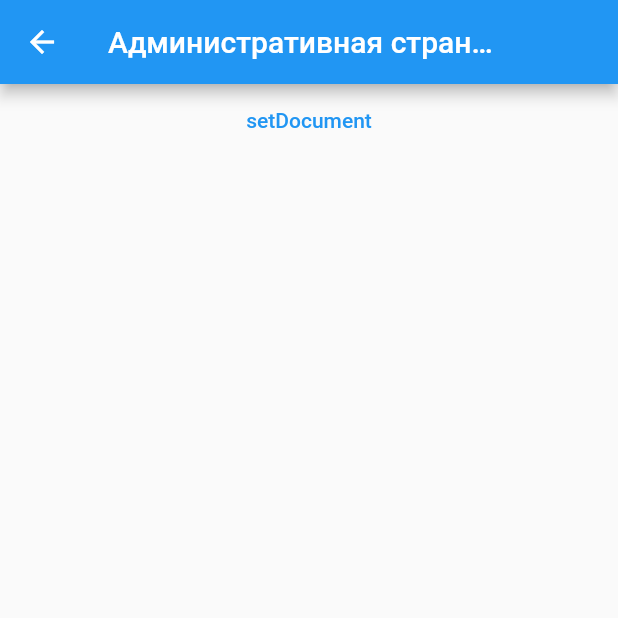
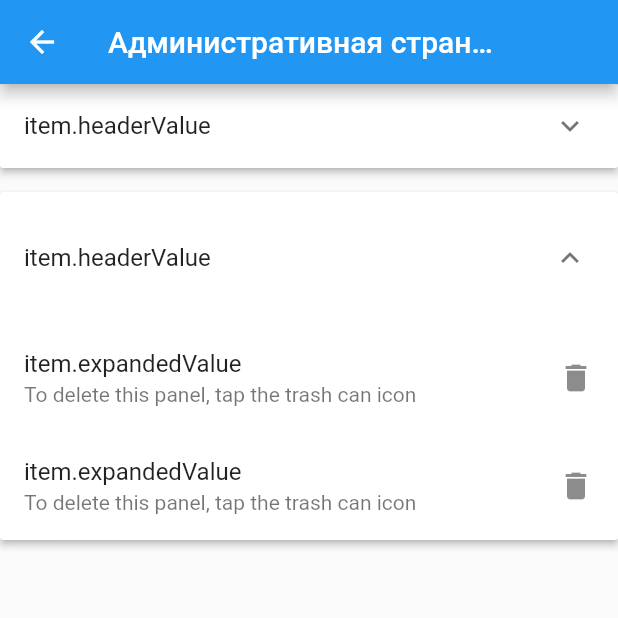
Before and after one commit to TimurKarev/eti_crm_app, a Flutter app: the MyPage screen opened directly, on a phone screen of 412 x 824 dp, the top half of it. Run offline on Flutter 3.47's test engine with Material 2 defaults, Android fonts, the phone set to English and light mode, and no system bars; our stand-ins replace cloud_firestore, firebase_auth, flutter_riverpod; accounts and stored records are empty.

Commit message:
view cl in progress

```diff
--- a/lib/models/cloudfirestore_patterns/order_config_pattern.dart
+++ b/lib/models/cloudfirestore_patterns/order_config_pattern.dart
@@ -61,18 +61,21 @@ class OrderConfigPattern {
         "points": [
           {
             'variant_index': 'four_choice_variants',
+            'comment': '',
             "type": "choice",
             'value': 'unchecked',
             "label": "Соответствие компановке",
           },
           {
             'variant_index': 'four_choice_variants',
+            'comment': '',
             "type": "choice",
             "label": "АСЧ",
             'value': 'unchecked',
           },
           {
             'variant_index': 'four_choice_variants',
+            'comment': '',
             "type": "choice",
             'value': 'unchecked',
             "label": "Тех задание"
@@ -84,42 +87,49 @@ class OrderConfigPattern {
         "points": [
           {
             'variant_index': 'four_choice_variants',
+            'comment': '',
             "type": "choice",
             'value': 'unchecked',
             "label": "Проверка металлоизделий"
           },
           {
             'variant_index': 'four_choice_variants',
+            'comment': '',
             "type": "choice",
             'value': 'unchecked',
             "label": "Цветовая гамма металлоконструкций"
           },
           {
             'variant_index': 'four_choice_variants',
+            'comment': '',
             "type": "choice",
             'value': 'unchecked',
             "label": "Проверка закладных"
           },
           {
             'variant_index': 'four_choice_variants',
+            'comment': '',
             "type": "choice",
             'value': 'unchecked',
             "label": "Проверка комплектующих"
           },
           {
             'variant_index': 'four_choice_variants',
+            'comment': '',
             "type": "choice",
             'value': 'unchecked',
             "label": "Наличие замков"
           },
           {
             'variant_index': 'four_choice_variants',
+            'comment': '',
             "type": "choice",
             'value': 'unchecked',
             "label": "Наличие рымов"
           },
           {
             'variant_index': 'four_choice_variants',
+            'comment': '',
             "type": "choice",
             'value': 'unchecked',
             "label": "Наличие дверей"
@@ -132,12 +142,14 @@ class OrderConfigPattern {
         "points": [
           {
             'variant_index': 'four_choice_variants',
+            'comment': '',
             "type": "choice",
             'value': 'unchecked',
             "label": "Закладные элементы на основания модуля"
           },
           {
             'variant_index': 'four_choice_variants',
+            'comment': '',
             "type": "choice",
             'value': 'unchecked',
             "label": "Закладные элементы на стены модуля"
@@ -150,12 +162,14 @@ class OrderConfigPattern {
         "points": [
           {
             'variant_index': 'four_choice_variants',
+            'comment': '',
             "type": "choice",
             'value': 'unchecked',
             "label": "Проверка опалубки"
           },
           {
             'variant_index': 'four_choice_variants',
+            'comment': '',
             "type": "choice",
             'value': 'unchecked',
             "label": "Качество бетонной смеси"
@@ -167,24 +181,28 @@ class OrderConfigPattern {
         "points": [
           {
             'variant_index': 'four_choice_variants',
+            'comment': '',
             "type": "choice",
             'value': 'unchecked',
             "label": "Наплавление изопласта"
           },
           {
             'variant_index': 'four_choice_variants',
+            'comment': '',
             "type": "choice",
             'value': 'unchecked',
             "label": "Отделка"
           },
           {
             'variant_index': 'four_choice_variants',
+            'comment': '',
             "type": "choice",
             'value': 'unchecked',
             "label": "Наличие освещения"
           },
           {
             'variant_index': 'four_choice_variants',
+            'comment': '',
             "type": "choice",
             'value': 'unchecked',
             "label": "Контур заземления"
@@ -197,12 +215,14 @@ class OrderConfigPattern {
         "points": [
           {
             'variant_index': 'four_choice_variants',
+            'comment': '',
             "type": "choice",
             'value': 'unchecked',
             "label": "Линейные размеры"
           },
           {
             'variant_index': 'four_choice_variants',
+            'comment': '',
             "type": "choice",
             'value': 'unchecked',
             "label": "Диагональные размеры"
@@ -215,18 +235,21 @@ class OrderConfigPattern {
         "points": [
           {
             'variant_index': 'four_choice_variants',
+            'comment': '',
             "type": "choice",
             'value': 'unchecked',
             "label": "Для контура заземлений"
           },
           {
             'variant_index': 'four_choice_variants',
+            'comment': '',
             "type": "choice",
             'value': 'unchecked',
             "label": "Для вводов кабелей"
           },
           {
             'variant_index': 'four_choice_variants',
+            'comment': '',
             "type": "choice",
             'value': 'unchecked',
             "label": "Для прокладки межблочный соединений"
@@ -239,18 +262,21 @@ class OrderConfigPattern {
         "points": [
           {
             'variant_index': 'four_choice_variants',
+            'comment': '',
             "type": "choice",
             'value': 'unchecked',
             "label": "Закладные элементы на основания модуля"
           },
           {
             'variant_index': 'four_choice_variants',
+            'comment': '',
             "type": "choice",
             'value': 'unchecked',
             "label": "Закладные элементы на стены модуля"
           },
           {
             'variant_index': 'four_choice_variants',
+            'comment': '',
             "type": "choice",
             'value': 'unchecked',
             "label": "Закладные элементы на крышу модуля"
@@ -263,12 +289,14 @@ class OrderConfigPattern {
         "points": [
           {
             'variant_index': 'four_choice_variants',
+            'comment': '',
             "type": "choice",
             'value': 'unchecked',
             "label": "Проверка опалубки"
           },
           {
             'variant_index': 'four_choice_variants',
+            'comment': '',
             "type": "choice",
             'value': 'unchecked',
             "label": "Качество бетонной смеси"
@@ -281,12 +309,14 @@ class OrderConfigPattern {
         "points": [
           {
             'variant_index': 'four_choice_variants',
+            'comment': '',
             "type": "choice",
             'value': 'unchecked',
             "label": "Линейные размеры"
           },
           {
             'variant_index': 'four_choice_variants',
+            'comment': '',
             "type": "choice",
             'value': 'unchecked',
             "label": "Диагональные размеры"
@@ -299,18 +329,21 @@ class OrderConfigPattern {
         "points": [
           {
             'variant_index': 'four_choice_variants',
+            'comment': '',
             "type": "choice",
             'value': 'unchecked',
             "label": "Для контура заземлений"
           },
           {
             'variant_index': 'four_choice_variants',
+            'comment': '',
             "type": "choice",
             'value': 'unchecked',
             "label": "Для вводов кабелей"
           },
           {
             'variant_index': 'four_choice_variants',
+            'comment': '',
             "type": "choice",
             'value': 'unchecked',
             "label": "Для прокладки межблочный соединений"
@@ -322,30 +355,35 @@ class OrderConfigPattern {
         "points": [
           {
             'variant_index': 'four_choice_variants',
+            'comment': '',
             "type": "choice",
             'value': 'unchecked',
             "label": "Вторичные отделочные работы"
           },
           {
             'variant_index': 'four_choice_variants',
+            'comment': '',
             "type": "choice",
             'value': 'unchecked',
             "label": "Малярные работы"
           },
           {
             'variant_index': 'four_choice_variants',
+            'comment': '',
             "type": "choice",
             'value': 'unchecked',
             "label": "Штукатурные работы"
           },
           {
             'variant_index': 'four_choice_variants',
+            'comment': '',
             "type": "choice",
             'value': 'unchecked',
             "label": "Цветовая гамма фасада"
           },
           {
             'variant_index': 'four_choice_variants',
+            'comment': '',
             "type": "choice",
             'value': 'unchecked',
             "label": "Шумоизоляция"
@@ -357,18 +395,21 @@ class OrderConfigPattern {
         "points": [
           {
             'variant_index': 'four_choice_variants',
+            'comment': '',
             "type": "choice",
             'value': 'unchecked',
             "label": "Соответствие с АСЧ и чертежами"
           },
           {
             'variant_index': 'four_choice_variants',
+            'comment': '',
             "type": "choice",
             'value': 'unchecked',
             "label": "Проверка надписей"
           },
           {
             'variant_index': 'four_choice_variants',
+            'comment': '',
             "type": "choice",
             'value': 'unchecked',
             "label": "Паспорные таблички на дверях"
@@ -380,24 +421,28 @@ class OrderConfigPattern {
         "points": [
           {
             'variant_index': 'four_choice_variants',
+            'comment': '',
             "type": "choice",
             'value': 'unchecked',
             "label": "Наличие контура"
           },
           {
             'variant_index': 'four_choice_variants',
+            'comment': '',
             "type": "choice",
             'value': 'unchecked',
             "label": "Проверка сварочных швов"
           },
           {
             'variant_index': 'four_choice_variants',
+            'comment': '',
             "type": "choice",
             'value': 'unchecked',
             "label": "Покраска контура заземления"
           },
           {
             'variant_index': 'four_choice_variants',
+            'comment': '',
             "type": "choice",
             'value': 'unchecked',
             "label": "Наличие переносного заземления"
--- a/lib/ui/my_page.dart
+++ b/lib/ui/my_page.dart
@@ -1,18 +1,20 @@
 import 'package:eti_crm_app/models/cloudfirestore_patterns/order_config_pattern.dart';
 import 'package:eti_crm_app/providers/providers.dart';
 import 'package:eti_crm_app/services/firestore_path.dart';
+import 'package:flutter/cupertino.dart';
 import 'package:flutter/material.dart';
 import 'package:flutter_riverpod/flutter_riverpod.dart';
 
-class MyPage extends ConsumerWidget {
+class MyPage extends StatefulWidget {
   @override
-  Widget build(BuildContext context, watch) {
-    final userViewModel = watch(userViewModelProvider);
-    // AsyncValue<Map<String, List<String>>> val = watch(
-    //     cloudFirebaseServiceChecklistTableProvider(arg
-    //         ));
-    //final AsyncValue<List<String>> asyncOrderList = watch(orderListStreamProvider);
-   // asyncOrderList.whenData((value) => print(value.toString()));
+  _MyPageState createState() => _MyPageState();
+}
+
+class _MyPageState extends State<MyPage> {
+  @override
+  Widget build(BuildContext context) {
+    final userViewModel = context.read(userViewModelProvider);
+
     return Scaffold(
       appBar: AppBar(
         title: Text("Административная страница"),
@@ -25,19 +27,20 @@ class MyPage extends ConsumerWidget {
           )
         ],
       ),
-      body: Column(
-        children: [
-          userViewModel.userModel.roles.isEmpty
-              ? Container()
-              : Text('${userViewModel.userModel.roles.toString()}'),
-          TextButton(
-            onPressed: () {
-              _setDocument(context);
-            },
-            child: Text('setDocument'),
-          ),
-        ],
-      ),
+      // body: Column(
+      //   children: [
+      //     userViewModel.userModel.roles.isEmpty
+      //         ? Container()
+      //         : Text('${userViewModel.userModel.roles.toString()}'),
+      //     TextButton(
+      //       onPressed: () {
+      //         _setDocument(context);
+      //       },
+      //       child: Text('setDocument'),
+      //     ),
+      //   ],
+      // ),
+      body: SingleChildScrollView(child: Container(child: _buildPanel())),
     );
   }
 
@@ -49,4 +52,52 @@ class MyPage extends ConsumerWidget {
         path: FirestorePath.checklist_pattern('bm_checklist'),
         data: OrderConfigPattern.bmChecklistConfig);
   }
+
+  Widget _buildPanel() {
+    return ExpansionPanelList(
+      expansionCallback: (int index, bool isExpanded) {
+        setState(() {});
+      },
+      children: [
+        ExpansionPanel(
+          headerBuilder: (BuildContext context, bool isExpanded) {
+            return ListTile(
+              title: Text('item.headerValue'),
+            );
+          },
+          body: ListTile(
+              title: Text('item.expandedValue'),
+              subtitle:
+                  const Text('To delete this panel, tap the trash can icon'),
+              trailing: const Icon(Icons.delete),
+              onTap: () {}),
+          isExpanded: false,
+        ),
+        ExpansionPanel(
+          headerBuilder: (BuildContext context, bool isExpanded) {
+            return ListTile(
+              title: Text('item.headerValue'),
+            );
+          },
+          body: Container(
+            child: Column(children: [
+              ListTile(
+                title: Text('item.expandedValue'),
+                subtitle:
+                    const Text('To delete this panel, tap the trash can icon'),
+                trailing: const Icon(Icons.delete),
+              ),
+              ListTile(
+                title: Text('item.expandedValue'),
+                subtitle:
+                const Text('To delete this panel, tap the trash can icon'),
+                trailing: const Icon(Icons.delete),
+              ),
+            ]),
+          ),
+          isExpanded: true,
+        ),
+      ],
+    );
+  }
 }
--- a/pubspec.yaml
+++ b/pubspec.yaml
@@ -34,6 +34,7 @@ dependencies:
   cloud_firestore: ^0.16.0
   flutter_riverpod: ^0.12.4
   state_notifier: ^0.7.0
+
 
 dev_dependencies:
   flutter_test:
```
Also changed, not shown: lib/ui/checklists/view_checklist_page.dart (+72 -35 lines), pubspec.lock.
